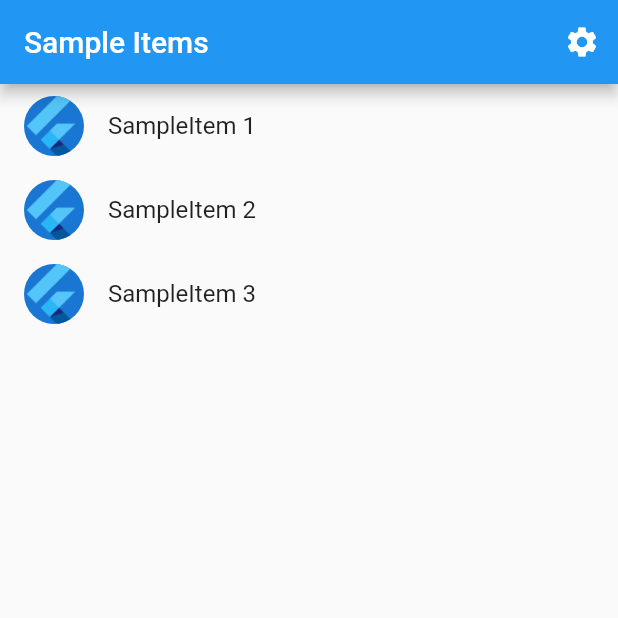
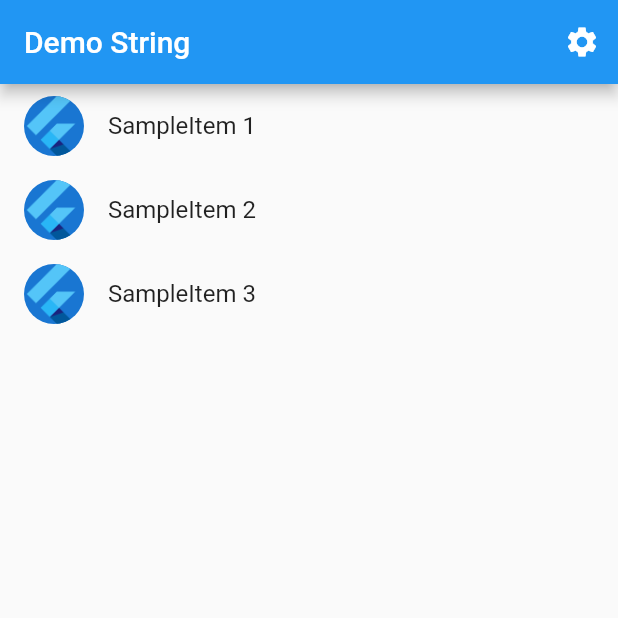
Before and after one commit to oinariman/flutter_app, a Flutter app: the screen it shows after launch, on a phone screen of 412 x 824 dp, the top half of it. Run offline on Flutter 3.47's test engine with Material 2 defaults, Android fonts, the phone set to English and light mode, and no system bars; generated files the repository leaves out were written again.

Commit message:
日本語ローカライズを追加

```diff
--- a/l10n.yaml
+++ b/l10n.yaml
@@ -1,3 +1,3 @@
 arb-dir: lib/src/localization
-template-arb-file: app_en.arb
+template-arb-file: app_ja.arb
 output-localization-file: app_localizations.dart
--- a/lib/src/app.dart
+++ b/lib/src/app.dart
@@ -41,9 +41,7 @@ class MyApp extends StatelessWidget {
             GlobalWidgetsLocalizations.delegate,
             GlobalCupertinoLocalizations.delegate,
           ],
-          supportedLocales: const [
-            Locale('en', ''), // English, no country code
-          ],
+          supportedLocales: const [Locale('ja'), Locale('en')],
 
           // Use AppLocalizations to configure the correct application title
           // depending on the user's locale.
--- a/lib/src/localization/app_en.arb
+++ b/lib/src/localization/app_en.arb
@@ -2,5 +2,6 @@
   "appTitle": "flutter_app",
   "@appTitle": {
     "description": "The title of the application"
-  }
+  },
+  "demoString": "Demo String"
 }
--- a/lib/src/sample_feature/sample_item_list_view.dart
+++ b/lib/src/sample_feature/sample_item_list_view.dart
@@ -1,5 +1,5 @@
 import 'package:flutter/material.dart';
-
+import "package:flutter_gen/gen_l10n/app_localizations.dart";
 import '../settings/settings_view.dart';
 import 'sample_item.dart';
 import 'sample_item_details_view.dart';
@@ -17,9 +17,10 @@ class SampleItemListView extends StatelessWidget {
 
   @override
   Widget build(BuildContext context) {
+    final l10n = AppLocalizations.of(context);
     return Scaffold(
       appBar: AppBar(
-        title: const Text('Sample Items'),
+        title: Text(l10n!.demoString),
         actions: [
           IconButton(
             icon: const Icon(Icons.settings),
@@ -62,8 +63,7 @@ class SampleItemListView extends StatelessWidget {
                   context,
                   SampleItemDetailsView.routeName,
                 );
-            }
-          );
+              });
         },
       ),
     );
```
Also changed, not shown: lib/src/localization/app_ja.arb (added, +7 -0 lines). Lines whose indentation alone changed are shown as unchanged.
